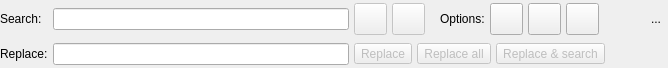
This is libs/libgui/ui/widgets/searchreplacewidget.ui in pgmodeler/pgmodeler as Qt 5 draws it before an edit. The edited form follows.
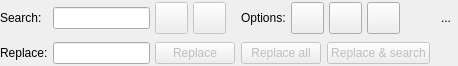
This is the edited form. Icons and pictures are not drawn.

What changed in the file:
```diff
--- a/libs/libgui/ui/widgets/searchreplacewidget.ui
+++ b/libs/libgui/ui/widgets/searchreplacewidget.ui
@@ -6,8 +6,8 @@
    <rect>
     <x>0</x>
     <y>0</y>
-    <width>668</width>
-    <height>68</height>
+    <width>458</width>
+    <height>66</height>
    </rect>
   </property>
   <property name="sizePolicy">
@@ -19,12 +19,6 @@
   <property name="windowTitle">
    <string>Form</string>
   </property>
-  <property name="autoFillBackground">
-   <bool>false</bool>
-  </property>
-  <property name="styleSheet">
-   <string notr="true"/>
-  </property>
   <layout class="QGridLayout" name="gridLayout">
    <property name="leftMargin">
     <number>0</number>
@@ -38,7 +32,7 @@
    <property name="bottomMargin">
     <number>0</number>
    </property>
-   <property name="spacing">
+   <property name="horizontalSpacing">
     <number>5</number>
    </property>
    <item row="0" column="0">
@@ -351,29 +345,21 @@
        <height>0</height>
       </size>
      </property>
-     <layout class="QHBoxLayout" name="horizontalLayout_3">
-      <property name="spacing">
-       <number>5</number>
-      </property>
-      <property name="leftMargin">
-       <number>0</number>
-      </property>
-      <property name="topMargin">
-       <number>0</number>
-      </property>
-      <property name="rightMargin">
-       <number>0</number>
-      </property>
-      <property name="bottomMargin">
-       <number>0</number>
-      </property>
-      <item>
        <layout class="QHBoxLayout" name="horizontalLayout_2">
-        <property name="spacing">
-         <number>5</number>
+      <property name="leftMargin">
+       <number>0</number>
+      </property>
+      <property name="topMargin">
+       <number>0</number>
+      </property>
+      <property name="rightMargin">
+       <number>0</number>
+      </property>
+      <property name="bottomMargin">
+       <number>0</number>
         </property>
         <item>
-         <widget class="QToolButton" name="replace_tb">
+       <widget class="QPushButton" name="replace_tb">
           <property name="enabled">
            <bool>false</bool>
           </property>
@@ -395,13 +381,10 @@
             <height>20</height>
            </size>
           </property>
-          <property name="toolButtonStyle">
-           <enum>Qt::ToolButtonStyle::ToolButtonTextBesideIcon</enum>
-          </property>
          </widget>
         </item>
         <item>
-         <widget class="QToolButton" name="replace_all_tb">
+       <widget class="QPushButton" name="replace_all_tb">
           <property name="enabled">
            <bool>false</bool>
           </property>
@@ -423,13 +406,10 @@
             <height>20</height>
            </size>
           </property>
-          <property name="toolButtonStyle">
-           <enum>Qt::ToolButtonStyle::ToolButtonTextBesideIcon</enum>
-          </property>
          </widget>
         </item>
         <item>
-         <widget class="QToolButton" name="replace_search_tb">
+       <widget class="QPushButton" name="replace_search_tb">
           <property name="enabled">
            <bool>false</bool>
           </property>
@@ -451,9 +431,6 @@
             <height>20</height>
            </size>
           </property>
-          <property name="toolButtonStyle">
-           <enum>Qt::ToolButtonStyle::ToolButtonTextBesideIcon</enum>
-          </property>
          </widget>
         </item>
         <item>
@@ -463,13 +440,11 @@
           </property>
           <property name="sizeHint" stdset="0">
            <size>
-            <width>40</width>
+          <width>5</width>
             <height>20</height>
            </size>
           </property>
          </spacer>
-        </item>
-       </layout>
       </item>
      </layout>
     </widget>
```
Lines whose indentation alone changed are shown as unchanged.
